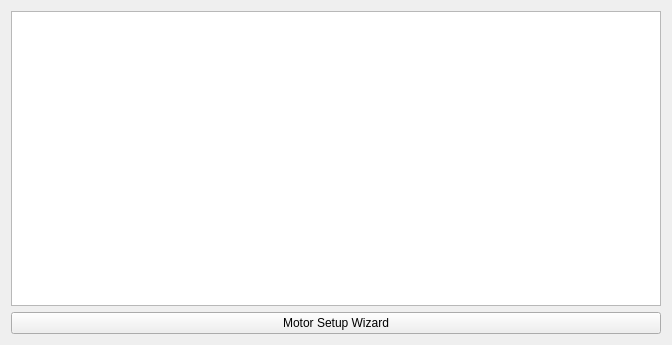
Before: the Qt Designer form pages/pagemotorsettings.ui in njupt-robomasters/vesc_tool-zh, drawn with Qt 5.
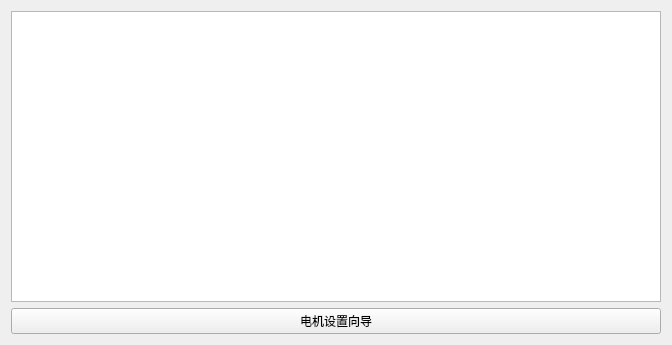
After: the same form once the commit is applied. Icons and pictures are not drawn. Custom widgets are drawn as their Qt base class.

```diff
--- a/pages/pagemotorsettings.ui
+++ b/pages/pagemotorsettings.ui
@@ -20,7 +20,7 @@
    <item>
     <widget class="QPushButton" name="motorSetupWizardButton">
      <property name="text">
-      <string>Motor Setup Wizard</string>
+      <string>电机设置向导</string>
      </property>
      <property name="icon">
       <iconset resource="../res.qrc">
```
